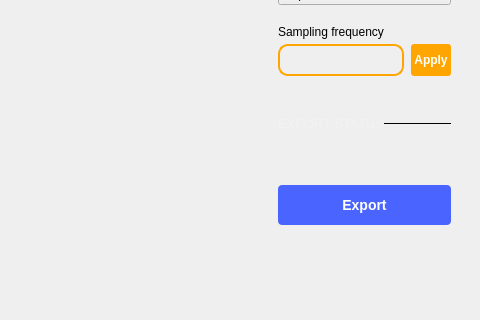
The window that ui/logic_analyzer.ui (analogdevicesinc/scopy) describes before a commit, drawn with Qt 5; both pictures show x 939 to 1419 and y 266 to 586 of the 1419 by 778 pixel window.
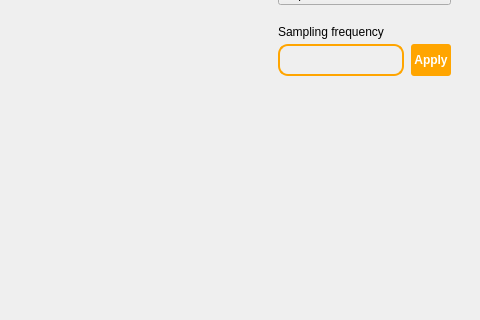
The same window after the commit. Icons and pictures are not drawn. Custom widgets are drawn as their Qt base class.

Commit message: Logic Analyzer: Modify the Export related UI elements to match the ones used in the Oscilloscope.

```diff
--- a/ui/logic_analyzer.ui
+++ b/ui/logic_analyzer.ui
@@ -1694,96 +1694,13 @@
                  </spacer>
                 </item>
                 <item>
-                 <layout class="QVBoxLayout" name="verticalLayout_5" stretch="0,0,0,0">
+                 <layout class="QVBoxLayout" name="verticalLayout_5" stretch="">
                   <property name="spacing">
                    <number>0</number>
                   </property>
                   <property name="topMargin">
                    <number>20</number>
                   </property>
-                  <item>
-                   <layout class="QHBoxLayout" name="horizontalLayout_3">
-                    <property name="topMargin">
-                     <number>0</number>
-                    </property>
-                    <property name="bottomMargin">
-                     <number>20</number>
-                    </property>
-                    <item>
-                     <widget class="QLabel" name="label_6">
-                      <property name="styleSheet">
-                       <string notr="true">QLabel {
-opacity: 0.2;
-font-family: Arial;
-font-size: 13px;
-line-height: 14px;
-color: rgba(255,255,255,50);
-}</string>
-                      </property>
-                      <property name="text">
-                       <string>EXPORT STATUS</string>
-                      </property>
-                     </widget>
-                    </item>
-                    <item>
-                     <widget class="Line" name="line_3">
-                      <property name="sizePolicy">
-                       <sizepolicy hsizetype="Expanding" vsizetype="Fixed">
-                        <horstretch>0</horstretch>
-                        <verstretch>0</verstretch>
-                       </sizepolicy>
-                      </property>
-                      <property name="frameShadow">
-                       <enum>QFrame::Plain</enum>
-                      </property>
-                      <property name="orientation">
-                       <enum>Qt::Horizontal</enum>
-                      </property>
-                     </widget>
-                    </item>
-                   </layout>
-                  </item>
-                  <item>
-                   <widget class="QLabel" name="lblExportStatus">
-                    <property name="text">
-                     <string/>
-                    </property>
-                   </widget>
-                  </item>
-                  <item>
-                   <spacer name="verticalSpacer_2">
-                    <property name="orientation">
-                     <enum>Qt::Vertical</enum>
-                    </property>
-                    <property name="sizeType">
-                     <enum>QSizePolicy::Fixed</enum>
-                    </property>
-                    <property name="sizeHint" stdset="0">
-                     <size>
-                      <width>20</width>
-                      <height>20</height>
-                     </size>
-                    </property>
-                   </spacer>
-                  </item>
-                  <item>
-                   <widget class="QPushButton" name="btnExport">
-                    <property name="styleSheet">
-                     <string notr="true">height:40px;
-background-color: #4A64FF;
-border-radius: 4px;
-
-font-family: Arial;
-font-size: 14px;
-font-weight: bold;
-line-height: 16px;
-color: #FFFFFF;</string>
-                    </property>
-                    <property name="text">
-                     <string>Export</string>
-                    </property>
-                   </widget>
-                  </item>
                  </layout>
                 </item>
                 <item>
```
The commit also changes 4 other files.
